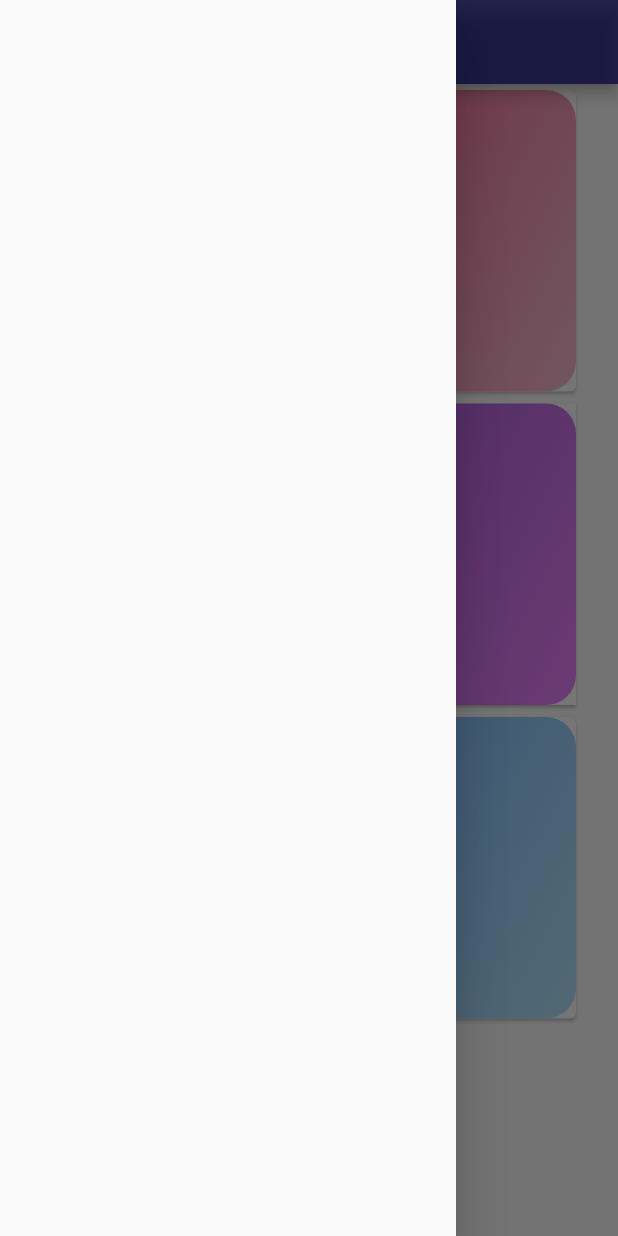
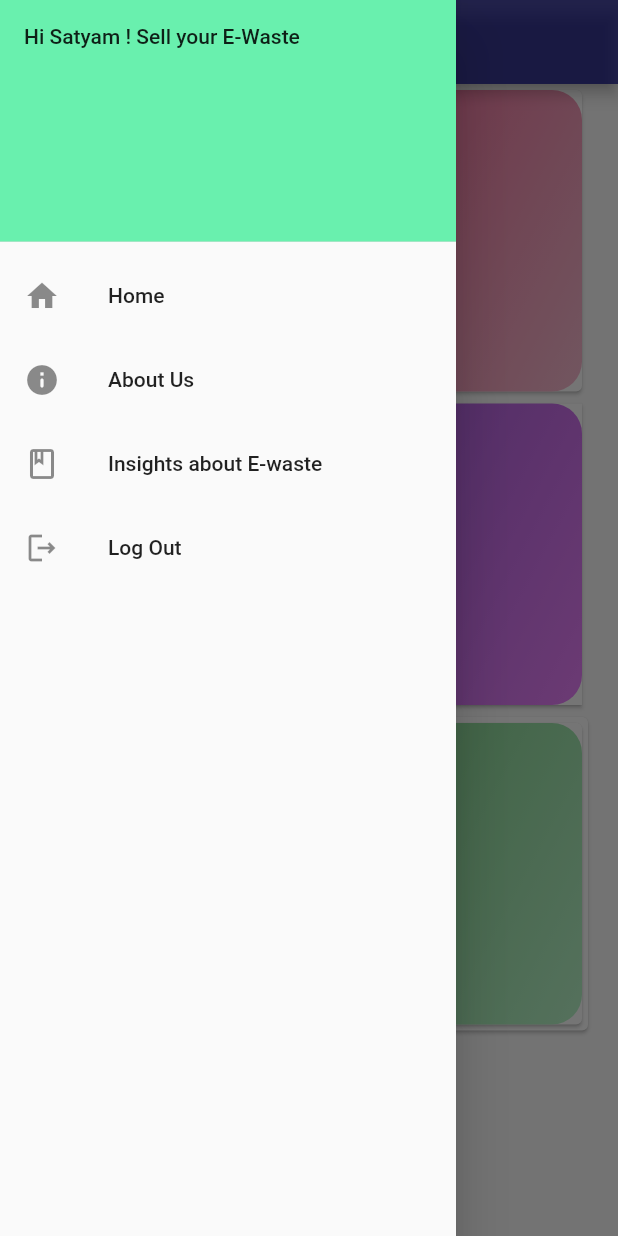
Before and after one commit to dhruvaditya/DEVOPS, a Flutter app: the Programming screen opened directly, with the side drawer open, on a phone screen of 412 x 824 dp. Run offline on Flutter 3.47's test engine with Material 2 defaults, Android fonts, the phone set to English and light mode, and no system bars; network calls fail.

Commit message:
Made necessary changes for E-Waste Facility locator

```diff
--- a/lib/Modal/courses_main_page.dart
+++ b/lib/Modal/courses_main_page.dart
@@ -1,3 +1,5 @@
+import 'dart:io';
+
 import 'package:flutter/material.dart';
 class Programming extends StatefulWidget {
   const Programming({Key? key}) : super(key: key);
@@ -11,7 +13,55 @@ class _ProgrammingState extends State<Programming> {
   Widget build(BuildContext context) {
     return Scaffold(
       drawer: Drawer(
-
+        // Add a ListView to the drawer. This ensures the user can scroll
+        // through the options in the drawer if there isn't enough vertical
+        // space to fit everything.
+        child: ListView(
+          // Important: Remove any padding from the ListView.
+          padding: EdgeInsets.zero,
+          children: [
+            const DrawerHeader(
+              decoration: BoxDecoration(
+                // color: Colors.blue,
+                // Image(),
+                color: Colors.greenAccent,
+              ),
+              child: Text('Hi Satyam ! Sell your E-Waste',),
+            ),
+            ListTile(
+              leading: Icon(Icons.home),
+              title: const Text('Home'),
+              onTap: () {
+                // Update the state of the app.
+                // ...
+              },
+            ),
+            ListTile(
+              leading: Icon(Icons.info_rounded),
+              title: const Text('About Us'),
+              onTap: () {
+                // Update the state of the app.
+                // ...
+              },
+            ),
+            ListTile(
+              leading: Icon(Icons.book_outlined),
+              title: const Text('Insights about E-waste'),
+              onTap: () {
+                // Update the state of the app.
+                // ...
+              },
+            ),
+            ListTile(
+              leading: Icon(Icons.logout_outlined),
+              title: const Text('Log Out'),
+              onTap: () {
+                // Update the state of the app.
+                // ...
+              },
+            ),
+          ],
+        ),
       ),
       appBar: AppBar(title: Text("E - Waste Facility Locator"),backgroundColor: Color.fromRGBO(0, 0, 128, 0.7),),
       body: Column(
@@ -76,23 +126,29 @@ class _ProgrammingState extends State<Programming> {
                   debugPrint('Card Tapped');
                 },
                 child: Container(
+                  child: Card(
+                    child: InkWell(
+                      splashColor: Colors.green.withAlpha(30),
+                      onTap: () {
+                        debugPrint('Card Tapped');
+                      },
+                      child: Container(
                         decoration: BoxDecoration(
                           borderRadius: BorderRadius.circular(20),
                           gradient: LinearGradient(
-                      colors: [Colors.blueAccent, Colors.lightBlue.shade100], // Adjust colors as needed
+                            colors: [Colors.green, Colors.greenAccent.shade100], // Adjust colors as needed
                             begin: Alignment.topLeft,
                             end: Alignment.bottomRight,
                           ),
                         ),
                         width: 380,
                         height: 201,
-                  child: Column(
-                    children: [
-                      Center(
-                        child: Text("Insight about E- Waste",),
-                      )
-                    ],
-                  )
+                        child: Center(
+                          child: Text('Insight about E- Waste', style: TextStyle(color: Colors.white)),
+                        ),
+                      ),
+                    ),
+                  ),
                 ),
               ),
             ),
--- a/lib/Screens/page0.dart
+++ b/lib/Screens/page0.dart
@@ -17,7 +17,7 @@ class _DevopsState extends State<Devops> {
       appBar: AppBar(
         backgroundColor: Color.fromRGBO(0, 0, 128, 0.7),
         leading: Icon(Icons.close_fullscreen_sharp),
-        title: (Text('Devops')),
+        title: (Text('Insight about E-Waste')),
       ),
       backgroundColor: Color.fromRGBO(8, 32, 102, 0.5),
       body: SingleChildScrollView(
@@ -32,17 +32,17 @@ class _DevopsState extends State<Devops> {
           Image.network(
               'https://st4.depositphotos.com/9233766/40752/i/600/depositphotos_407523070-stock-photo-devops-agile-development-concept-on.jpg'),
           Text(
-            'A warm welcome to you in this course',
+            'A warm welcome to you in Insight of E-Waste',
             style: TextStyle(color: Colors.white, fontSize: 25),
           ),
           Padding(padding: EdgeInsets.all(10.0)),
           Text(
-            'I am sure you did not land on this course just like that',
+            'There are many E-Waste that are wasted in the Environment and has many bad empact on our Environment',
             style: TextStyle(color: Colors.white, fontSize: 25),
           ),
           Padding(padding: EdgeInsets.all(10.0)),
           Text(
-              'I believe this course definitely would be having something in store that interest you',
+              'So here are some practical data which can help you to better understand the advantage of E-Waste Management system',
               style: TextStyle(color: Colors.white, fontSize: 25)),
           Padding(padding: EdgeInsets.all(10.0)),
           Text(
--- a/lib/main.dart
+++ b/lib/main.dart
@@ -17,7 +17,7 @@ class MyApp extends StatelessWidget {
     return MaterialApp(
       debugShowCheckedModeBanner: false,
       home:
-      // Programming()
+      Programming()
       // Course()
       // Otpform()
       //   Devops()
```
Lines whose indentation alone changed are shown as unchanged.
